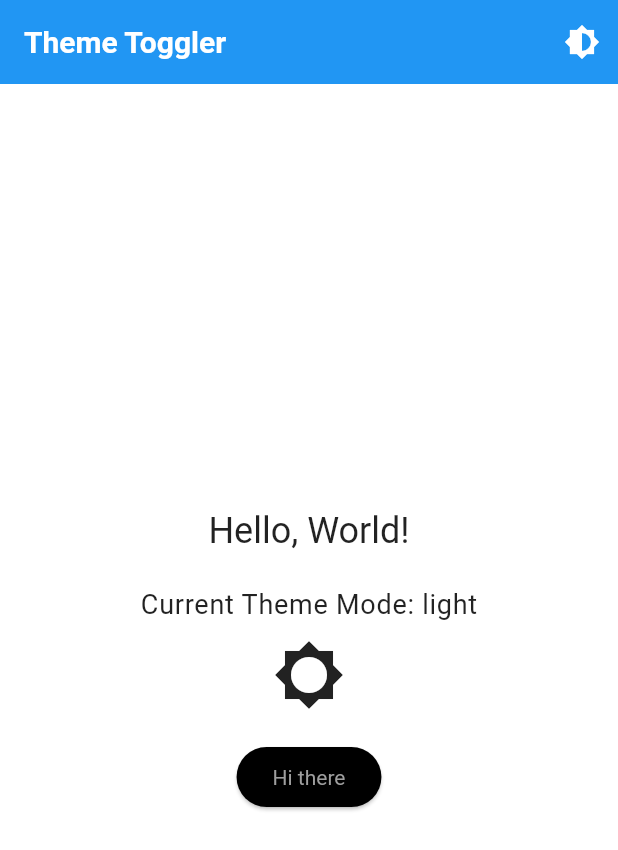
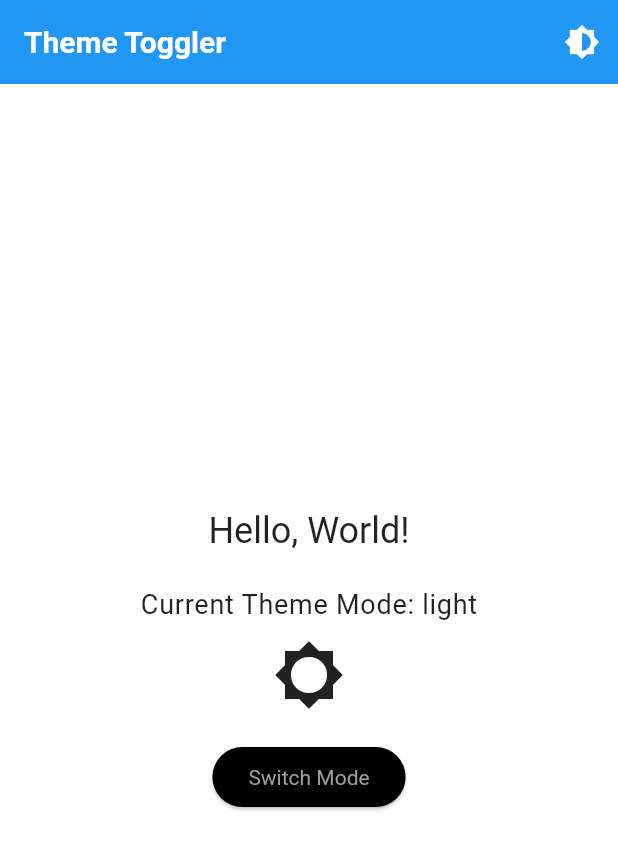
Before and after one commit to App-Akademie/dark_mode_switcher, a Flutter app: the screen it shows after launch, on a phone screen of 412 x 824 dp. Shown: the top 850 px of the screen. Run offline on Flutter 3.47's test engine with Material 3 defaults, Android fonts, the phone set to English and light mode, and no system bars.

Commit message:
Made styled button switch mode as well.

```diff
--- a/lib/main.dart
+++ b/lib/main.dart
@@ -124,6 +124,7 @@ class _MyAppState extends State<MyApp> {
           child: MyWidget(
             themeMode: _themeMode,
             themeModeIcon: _themeModeIcon,
+            onButtonTap: _toggleThemeMode,
           ),
         ),
       ),
@@ -134,11 +135,13 @@ class _MyAppState extends State<MyApp> {
 class MyWidget extends StatelessWidget {
   final ThemeMode themeMode;
   final IconData themeModeIcon;
+  final void Function() onButtonTap;
 
   const MyWidget({
     required this.themeMode,
     required this.themeModeIcon,
     super.key,
+    required this.onButtonTap,
   });
 
   @override
@@ -156,7 +159,8 @@ class MyWidget extends StatelessWidget {
         const SizedBox(height: 10),
         Icon(themeModeIcon, size: 48),
         const SizedBox(height: 20),
-        ElevatedButton(onPressed: () {}, child: const Text("Hi there")),
+        ElevatedButton(
+            onPressed: onButtonTap, child: const Text("Switch Mode")),
       ],
     );
   }
```
